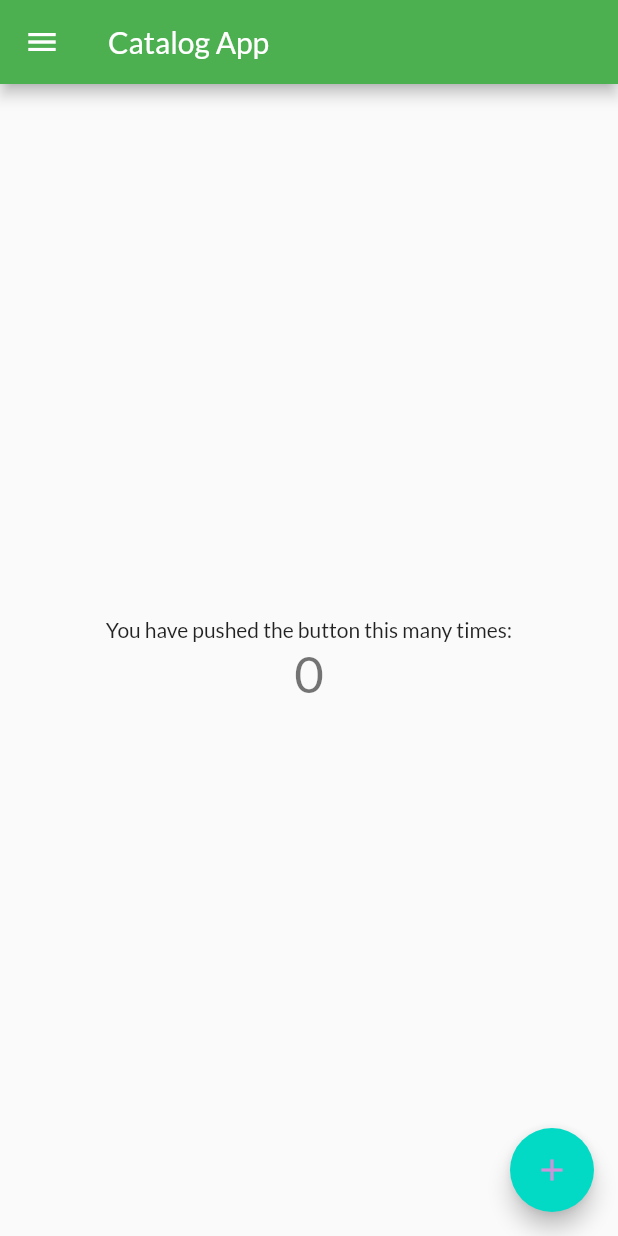
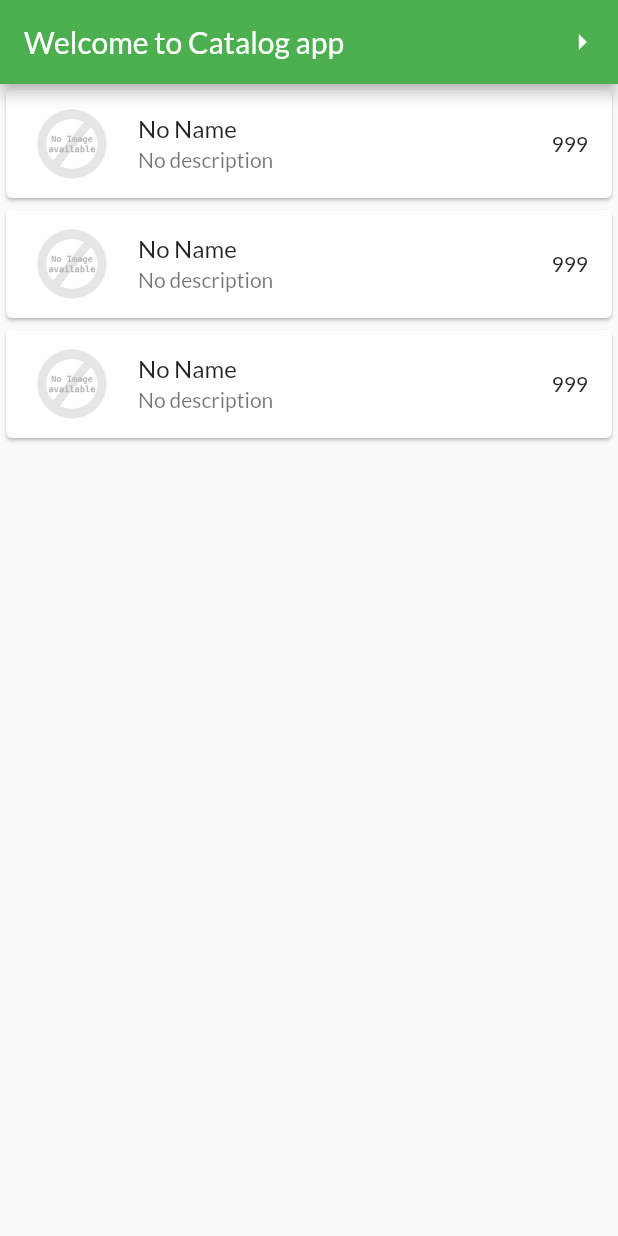
Before and after one commit to Asif2011/Flutter_test_2_2, a Flutter app: the screen it shows after launch, on a phone screen of 412 x 824 dp. Run offline on Flutter 3.47's test engine with Material 2 defaults, Android fonts, the phone set to English and light mode, and no system bars; our stand-ins replace google_fonts.

Commit message:
autogenerated list, Card widget, ListTile, ListView.Builder, Appbar putting icons etc

```diff
--- a/lib/main.dart
+++ b/lib/main.dart
@@ -1,4 +1,5 @@
 import 'package:flutter/material.dart';
+import 'package:flutter_2_2_test/screens/catalog_app.dart';
 import 'package:flutter_2_2_test/screens/homeScreen.dart';
 import 'package:flutter_2_2_test/utils/routes.dart';
 import 'package:google_fonts/google_fonts.dart';
@@ -38,11 +39,12 @@ class MyApp extends StatelessWidget {
 
       ),
       // home: HomeScreen(),
-      initialRoute:MyRoutes.homeRoute,
+      initialRoute:MyRoutes.catalogRoute,
       routes:{
         MyRoutes.homeRoute:(context){return HomeScreen();},
         MyRoutes.loginRoute:(context){return LoginScreen();},
         MyRoutes.homeRoute: (context){return HomeScreen();},
+        MyRoutes.catalogRoute:(context){return CatalogScreen();}
       },
     );
   }
--- /dev/null
+++ b/lib/models/items.dart
@@ -0,0 +1,8 @@
+class Item {
+  final int id = 1;
+  final String name = "No Name";
+  final String desc = "No description";
+  final num price = 999;
+  final String color = 'white';
+  final String image = 'assets/images/no_image.png';
+}
--- /dev/null
+++ b/lib/screens/catalog_app.dart
@@ -0,0 +1,31 @@
+import 'package:flutter/material.dart';
+import 'package:flutter_2_2_test/models/items.dart';
+import 'package:flutter_2_2_test/utils/routes.dart';
+import 'package:flutter_2_2_test/widgets/ItemWidget.dart';
+
+class CatalogScreen extends StatelessWidget {
+  @override
+  Widget build(BuildContext context) {
+    Item myItem = Item();
+    List<ItemWidget> dummyList = List.generate(3, (index) => ItemWidget(myItem));
+    return Scaffold(
+      appBar: AppBar(
+        title: Text("Welcome to Catalog app"),
+        actions: <Widget>[
+
+          IconButton(onPressed: (){Navigator.of(context).pushNamed(MyRoutes.loginRoute);},
+          icon: Icon(
+              Icons.arrow_right,),
+            splashColor: Colors.white,//Theme.of(context).colorScheme.onSecondary,
+          ),
+
+        ],
+      ),
+      body:Container(
+        child: ListView.builder(
+          itemCount: dummyList.length,
+          itemBuilder: (context, index) {return dummyList[index];} ),
+      )
+    );
+  }
+}
--- a/lib/utils/routes.dart
+++ b/lib/utils/routes.dart
@@ -2,4 +2,5 @@ class MyRoutes {
   static String homeRoute = "/home";
   static String loginRoute = "/login";
   static String rootRoute = "/";
+  static String catalogRoute = "/catalog";
 }
--- /dev/null
+++ b/lib/widgets/ItemWidget.dart
@@ -0,0 +1,22 @@
+import 'package:flutter/material.dart';
+import 'package:flutter/widgets.dart';
+import 'package:flutter_2_2_test/models/items.dart';
+
+class ItemWidget extends StatelessWidget {
+  final Item item;
+  ItemWidget(this.item);
+
+  @override
+  Widget build(BuildContext context) {
+    return Card(
+      child: ListTile(
+        leading: Image.asset(item.image),
+        trailing: Text(item.price.toString()),
+        title: Text(item.name),
+        subtitle: Text(item.desc),
+
+      ),
+
+    );
+  }
+}
```
Also changed, not shown: assets/images/no_image.png (added).
